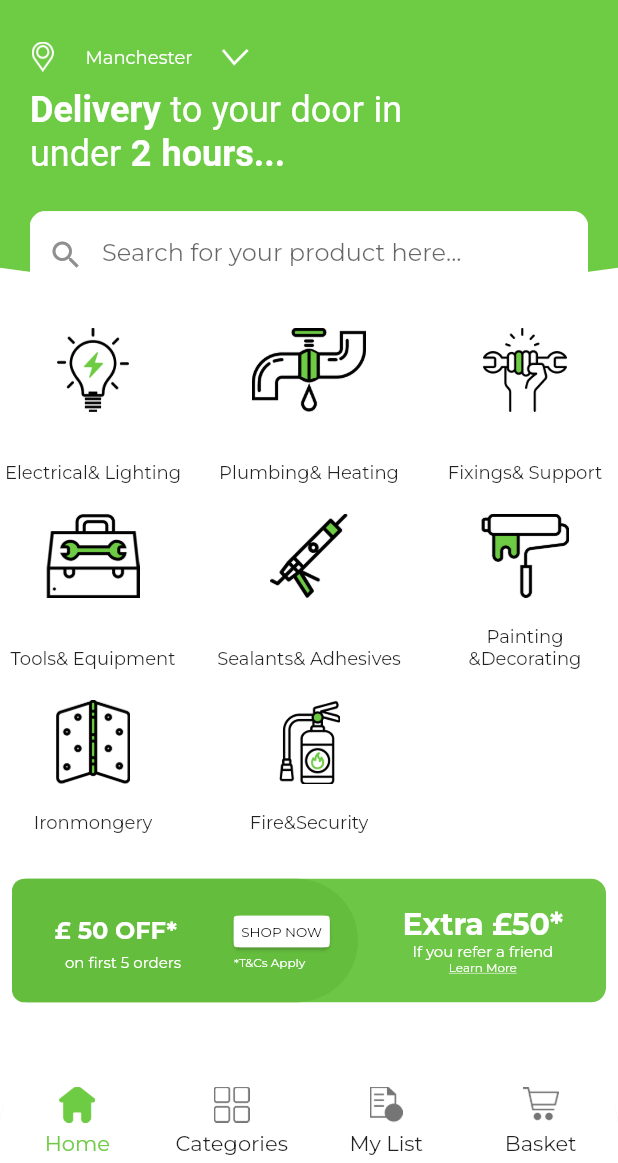
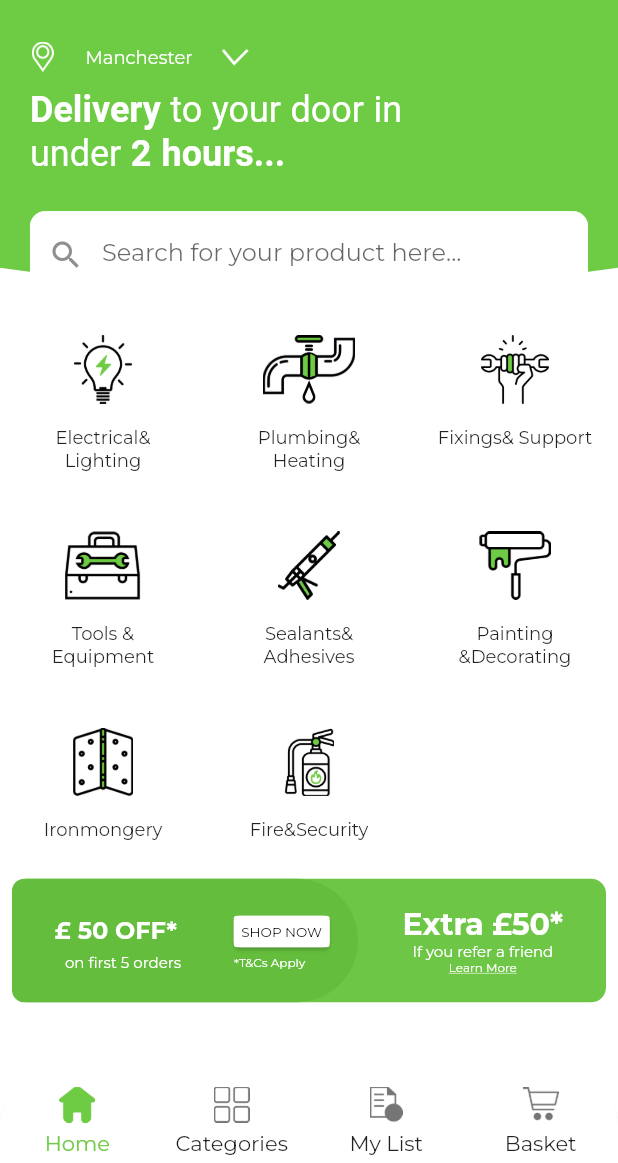
Before and after one commit to ishaque-mobikasa/trueBilddit, a Flutter app: the screen it shows after launch, on a phone screen of 412 x 824 dp, the part 73-1236 px from its top. Run offline on Flutter 3.47's test engine with Material 2 defaults, Android fonts, the phone set to English and light mode, and no system bars; drawn by our look-alikes of custom_navigation_bar; our stand-ins replace get, google_fonts, image_picker; key blocks and very long unbroken strings in the code were emptied for the run.

Commit message:
made changes to home screen

```diff
--- a/lib/app/utility_functions/dummy_list.dart
+++ b/lib/app/utility_functions/dummy_list.dart
@@ -6,11 +6,12 @@ List<CircularItemModel> homeItems = [
       image: AssetStrings.electrical, title: "Electrical& Lighting"),
   CircularItemModel(image: AssetStrings.plumbing, title: "Plumbing& Heating"),
   CircularItemModel(image: AssetStrings.fixing, title: "Fixings& Support"),
-  CircularItemModel(image: AssetStrings.tools, title: "Tools& Equipment"),
+  CircularItemModel(image: AssetStrings.tools, title: "Tools & Equipment"),
   CircularItemModel(image: AssetStrings.sealants, title: "Sealants& Adhesives"),
   CircularItemModel(
       image: AssetStrings.paintings, title: "Painting &Decorating"),
-  CircularItemModel(image: AssetStrings.ironMongery, title: "Ironmongery\n"),
+  CircularItemModel(image: AssetStrings.ironMongery, title: "Ironmongery"),
   CircularItemModel(
-      image: AssetStrings.fireAndSecurity, title: "Fire&Security\n"),
+      image: AssetStrings.fireAndSecurity, title: "Fire&Security"),
+
 ];
--- a/lib/app/utils/strings.dart
+++ b/lib/app/utils/strings.dart
@@ -3,10 +3,10 @@ class AppStrings {
   static String enterManualLocation = "ENTER MANUAL LOCATION";
   static String yourCurrentLocation = "YOUR CURRENT LOCATION";
   static String requestPermissionAccess =
-      "Please give us access to your location/n to get better experience";
+      "Please give us access to your location \n to get better experience";
   static String forgotPassword = "Forgot Your Password?";
   static String getPasswordLink =
-      "Enter your email address. You will receive an/n email with a link to reset your password";
+      "Enter your email address. You will receive an\n email with a link to reset your password";
   static String needYourLocation = "Need Your Location";
   static String searchForProduct = "Search for your product here...";
 }
--- a/lib/presentation/pages/forgot_password/forgot_password_view.dart
+++ b/lib/presentation/pages/forgot_password/forgot_password_view.dart
@@ -30,7 +30,7 @@ class ForgotPasswordView extends GetView<ForgotPasswordController> {
         child: Column(
           children: [
             Container(
-                height: size.height * 0.3,
+                height: size.height * 0.25,
                 alignment: Alignment.bottomCenter,
                 child: Image.asset(
                   AssetStrings.forgotPasswordImage,
@@ -44,7 +44,7 @@ class ForgotPasswordView extends GetView<ForgotPasswordController> {
               style: AppPaintings.customLargeText,
             ),
             const SizedBox(
-              height: 20,
+              height: 30,
             ),
             SizedBox(
               width: size.width * 0.8,
@@ -54,6 +54,9 @@ class ForgotPasswordView extends GetView<ForgotPasswordController> {
                 maxLines: 2,
                 textAlign: TextAlign.center,
               ),
+            ),
+            const SizedBox(
+              height: 20,
             ),
             Container(
               constraints: BoxConstraints(maxWidth: size.width * 0.82),
--- a/lib/presentation/pages/home/home_view.dart
+++ b/lib/presentation/pages/home/home_view.dart
@@ -1,3 +1,5 @@
+import 'dart:developer';
+
 import 'package:flutter/cupertino.dart';
 import 'package:flutter/material.dart';
 import 'package:get/get.dart';
@@ -114,9 +116,14 @@ class HomeView extends GetView<HomeController> {
                   physics: const BouncingScrollPhysics(),
                   itemCount: homeItems.length,
                   gridDelegate: const SliverGridDelegateWithFixedCrossAxisCount(
-                      crossAxisSpacing: 20, crossAxisCount: 3),
-                  itemBuilder: (context, index) =>
-                      CircularCategoryItem(circularItem: homeItems[index]),
+                      mainAxisSpacing: 0,
+                      crossAxisSpacing: 0,
+                      childAspectRatio: 1.05,
+                      crossAxisCount: 3),
+                  itemBuilder: (context, index) => CircularCategoryItem(
+                    circularItem: homeItems[index],
+                    onTap: () => log("Clicked on circular item"),
+                  ),
                 ),
               ),
               const TwoPartContainer()
--- a/lib/presentation/pages/home/widgets/circular_category.dart
+++ b/lib/presentation/pages/home/widgets/circular_category.dart
@@ -1,10 +1,11 @@
 import 'package:flutter/material.dart';
+import 'package:get/get.dart';
 import 'package:truebildit/data/models/circular_item_model.dart';
 
 class CircularCategoryItem extends StatelessWidget {
   final CircularItemModel circularItem;
   const CircularCategoryItem(
-      {super.key, required,required this.circularItem, this.onTap});
+      {super.key, required, required this.circularItem, this.onTap});
 
   final void Function()? onTap;
   @override
@@ -16,32 +17,37 @@ class CircularCategoryItem extends StatelessWidget {
       child: Container(
         padding: const EdgeInsets.only(top: 10),
         constraints: BoxConstraints(
-            maxHeight: size.height * 0.15, maxWidth: size.width * 0.26),
-        child: Column(
-            mainAxisAlignment: MainAxisAlignment.spaceBetween,
-            children: [
+            maxHeight: size.height * 0.15, maxWidth: size.width * 0.25),
+        child: Column(children: [
           Flexible(
-                flex: 2,
+            flex: 5,
             child: Container(
-                  padding: const EdgeInsets.all(10),
+              padding: const EdgeInsets.all(15),
               decoration: const BoxDecoration(
                 shape: BoxShape.circle,
                 color: Colors.white,
               ),
               child: Image.asset(
                 circularItem.image,
-                    width: size.width * 0.25,
+                width: size.width * 0.2,
               ),
             ),
           ),
           Flexible(
+            flex: 3,
+            child: SizedBox(
+              width: Get.width * 0.25,
               child: Text(
                 circularItem.title,
-                style: const TextStyle(fontSize: 12),
+                style: const TextStyle(
+                  fontSize: 12,
+                ),
                 maxLines: 2,
                 overflow: TextOverflow.ellipsis,
                 textAlign: TextAlign.center,
-              ))
+              ),
+            ),
+          )
         ]),
       ),
     );
--- a/lib/presentation/pages/home/widgets/modal_bottom_sheet.dart
+++ b/lib/presentation/pages/home/widgets/modal_bottom_sheet.dart
@@ -73,7 +73,7 @@ class LocationModalSheet extends StatelessWidget {
               iconImage: AssetStrings.currentLocationIcon,
             ),
             SizedBox(
-              height: size.height * 0.025,
+              height: size.height * 0.01,
             ),
             LongButton(
                 buttonType: ButtonType.outLinedButton,
--- a/lib/presentation/pages/home/widgets/two_part_container.dart
+++ b/lib/presentation/pages/home/widgets/two_part_container.dart
@@ -10,10 +10,7 @@ class TwoPartContainer extends StatelessWidget {
   @override
   Widget build(BuildContext context) {
     return Padding(
-      padding: const EdgeInsets.only(
-        left: 8,
-        right: 8,
-      ),
+      padding: const EdgeInsets.only(left: 8, right: 8),
       child: Stack(
         children: [
           Align(
--- a/lib/presentation/pages/location_request/location_request_view.dart
+++ b/lib/presentation/pages/location_request/location_request_view.dart
@@ -60,10 +60,11 @@ class LocationRequestView extends GetView<LocationRequestController> {
             Container(
               padding: EdgeInsets.only(top: size.height * 0.03),
               constraints: BoxConstraints(
-                maxWidth: size.width,
+                maxWidth: size.width * 0.75,
               ),
               child: Text(AppStrings.requestPermissionAccess,
                   textAlign: TextAlign.center,
+                  maxLines: 2,
                   style: AppPaintings.customSmallText),
             ),
             SizedBox(
--- a/lib/presentation/pages/search_results/search_result_view.dart
+++ b/lib/presentation/pages/search_results/search_result_view.dart
@@ -20,6 +20,7 @@ class SearchResultsView extends GetView<SearchController> {
     return Stack(
       children: [
         SingleChildScrollView(
+          physics: const BouncingScrollPhysics(),
           child: Column(
             children: [
               Container(
@@ -114,6 +115,7 @@ class SearchResultsView extends GetView<SearchController> {
             height: Get.height * 0.12,
             child: AppBar(
               centerTitle: true,
+              backgroundColor: AppPaintings.themeGreenColor,
               title: ImageIcon(
                 AssetImage(AssetStrings.bildItLogo),
                 size: 100,
--- a/pubspec.yaml
+++ b/pubspec.yaml
@@ -28,6 +28,7 @@ environment:
 # the latest version available on pub.dev. To see which dependencies have newer
 # versions available, run `flutter pub outdated`.
 dependencies:
+
   cupertino_icons: ^1.0.2
   custom_navigation_bar: ^0.8.2
   dio: ^5.0.1
```
Also changed, not shown: lib/main.dart (+7 -6 lines), assets/images/hi.png (added), assets/images/tools.png. Lines whose indentation alone changed are shown as unchanged.
